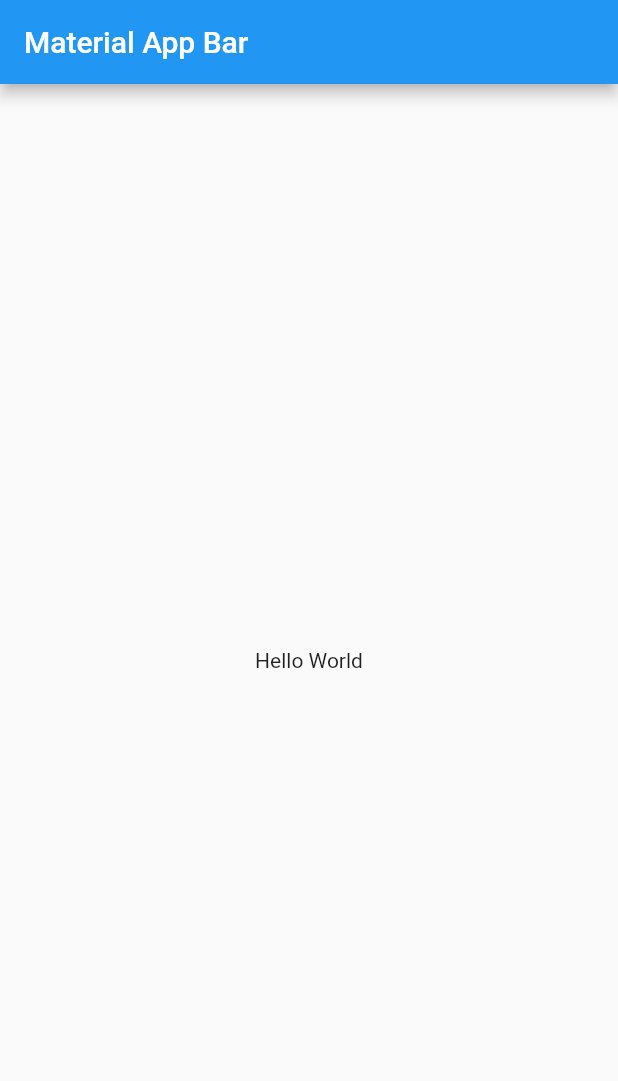
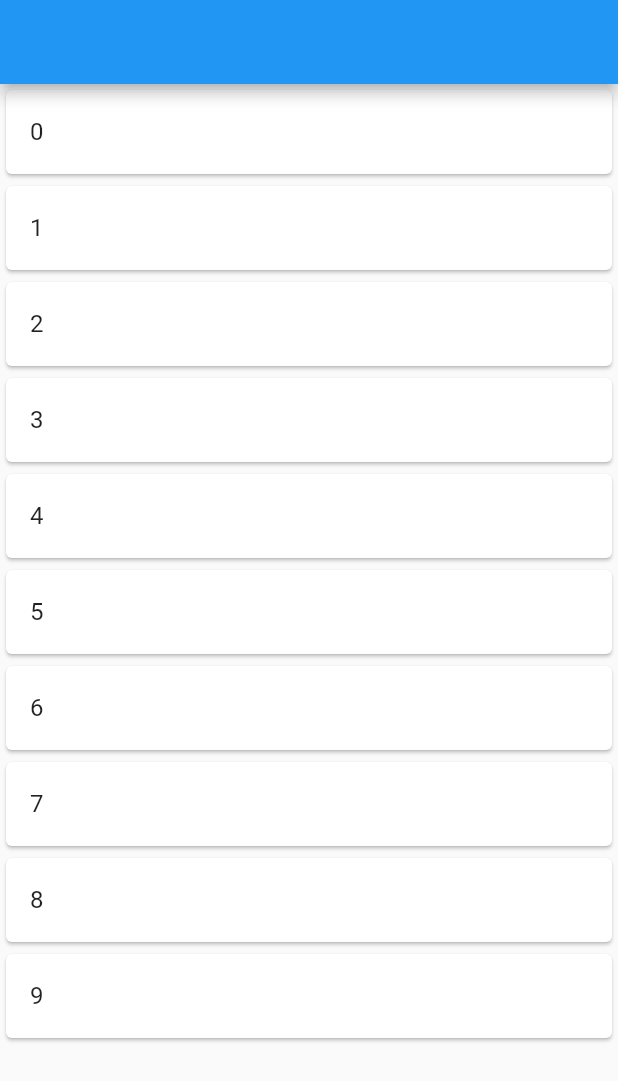
Before and after one commit to oguzhanoozer/Flutter_Log_Process_Architecture, a Flutter app: the screen it shows after launch, on a phone screen of 412 x 824 dp. Shown: the top 1081 px of the screen. Run offline on Flutter 3.47's test engine with Material 2 defaults, Android fonts, the phone set to English and light mode, and no system bars; missing offline and left inert: dart:html; statements that could not run were skipped.

Commit message:
generic logger files added.

```diff
--- /dev/null
+++ b/log_process_architecture/lib/generic_logging/core/logger_mixin.dart
@@ -0,0 +1,50 @@
+// ignore_for_file: public_member_api_docs, sort_constructors_first
+import 'dart:convert';
+
+import 'package:flutter/cupertino.dart';
+
+import 'package:log_process_architecture/generic_logging/core/project_logger.dart';
+
+mixin LoggerMixin<T extends StatefulWidget> on State<T> {
+  PageSpecialKeys get key;
+  CustomModel get customModel;
+  void init();
+
+  @override
+  void initState() {
+    super.initState();
+    ProjectCustomLogger.instance.logClassName(this);
+    ProjectCustomLogger.instance.logPageName(key);
+    ProjectCustomLogger.instance.logCustomModel(customModel);
+    init();
+  }
+}
+
+enum PageSpecialKeys { home, detail }
+
+class CustomModel {
+  final String? id;
+  final String? description;
+
+  CustomModel({this.id, this.description});
+
+  Map<String, dynamic> toMap() {
+    return <String, dynamic>{
+      'id': id,
+      'description': description,
+    };
+  }
+
+  factory CustomModel.fromMap(Map<String, dynamic> map) {
+    return CustomModel(
+      id: map['id'] != null ? map['id'] as String : null,
+      description:
+          map['description'] != null ? map['description'] as String : null,
+    );
+  }
+
+  String toJson() => json.encode(toMap());
+
+  factory CustomModel.fromJson(String source) =>
+      CustomModel.fromMap(json.decode(source) as Map<String, dynamic>);
+}
--- /dev/null
+++ b/log_process_architecture/lib/generic_logging/core/project_logger.dart
@@ -0,0 +1,25 @@
+import 'dart:developer';
+
+import 'package:log_process_architecture/generic_logging/core/logger_mixin.dart';
+
+class ProjectCustomLogger {
+  static ProjectCustomLogger? _instance;
+  static ProjectCustomLogger get instance {
+    _instance ??= ProjectCustomLogger._init();
+    return _instance!;
+  }
+
+  ProjectCustomLogger._init();
+
+  void logClassName<T>(T page) {
+    log(page.toString());
+  }
+
+  void logPageName(PageSpecialKeys key) {
+    log(key.name.toString());
+  }
+
+  void logCustomModel(CustomModel customModel) {
+    log(customModel.toJson());
+  }
+}
--- /dev/null
+++ b/log_process_architecture/lib/generic_logging/generic_home_view.dart
@@ -0,0 +1,55 @@
+import 'dart:developer';
+
+import 'package:flutter/material.dart';
+import 'package:log_process_architecture/generic_logging/core/logger_mixin.dart';
+import 'package:log_process_architecture/generic_logging/generic_home_view_detail.dart';
+import 'package:log_process_architecture/platform/text_show.dart';
+
+import '../platform/platform_show.dart';
+
+class GenericHomeView extends StatefulWidget {
+  const GenericHomeView({super.key});
+
+  @override
+  State<GenericHomeView> createState() => _GenericHomeViewState();
+}
+
+class _GenericHomeViewState extends State<GenericHomeView> with LoggerMixin {
+  late PlatformShow platformShow;
+  @override
+  Future<void> init() async {
+    platformShow = TextShow();
+
+    await Future.delayed(Duration(seconds: 3));
+    log(platformShow.platformName());
+  }
+
+  @override
+  Widget build(BuildContext context) {
+    return Scaffold(
+      appBar: AppBar(),
+      body: ListView.builder(
+        itemCount: 10,
+        itemBuilder: (context, index) {
+          return Card(
+            child: ListTile(
+              title: Text("$index"),
+              onTap: () {
+                Navigator.of(context).push(MaterialPageRoute(
+                    builder: (context) => GenericHomeViewDetail(
+                          id: index,
+                        )));
+              },
+            ),
+          );
+        },
+      ),
+    );
+  }
+
+  @override
+  PageSpecialKeys key = PageSpecialKeys.home;
+
+  @override
+  CustomModel get customModel => CustomModel(description: "Home Page");
+}
--- a/log_process_architecture/lib/main.dart
+++ b/log_process_architecture/lib/main.dart
@@ -1,4 +1,7 @@
 import 'package:flutter/material.dart';
+import 'package:log_process_architecture/generic_logging/generic_home_view.dart';
+
+import 'platform/platform_view.dart';
 
 void main() => runApp(const MyApp());
 
@@ -7,16 +10,6 @@ class MyApp extends StatelessWidget {
 
   @override
   Widget build(BuildContext context) {
-    return MaterialApp(
-      title: 'Material App',
-      home: Scaffold(
-        appBar: AppBar(
-          title: const Text('Material App Bar'),
-        ),
-        body: const Center(
-          child: Text('Hello World'),
-        ),
-      ),
-    );
+    return MaterialApp(title: 'Material App', home: GenericHomeView());
   }
 }
--- /dev/null
+++ b/log_process_architecture/lib/platform/platform_show.dart
@@ -0,0 +1,3 @@
+abstract class PlatformShow {
+  String platformName({bool first_value = false});
+}
--- /dev/null
+++ b/log_process_architecture/lib/platform/text_show.dart
@@ -0,0 +1,11 @@
+import 'dart:io';
+import 'platform_show.dart';
+
+PlatformShow get createAdapter => TextShow();
+
+class TextShow extends PlatformShow {
+  @override
+  String platformName({bool first_value = false}) {
+    return "${HttpStatus.accepted} $first_value";
+  }
+}
```
Also changed, not shown: log_process_architecture/lib/generic_logging/generic_home_view_detail.dart (added, +33 -0 lines), log_process_architecture/lib/platform/platform_view.dart (added, +17 -0 lines), log_process_architecture/lib/platform/text_show_web.dart (added, +11 -0 lines).
